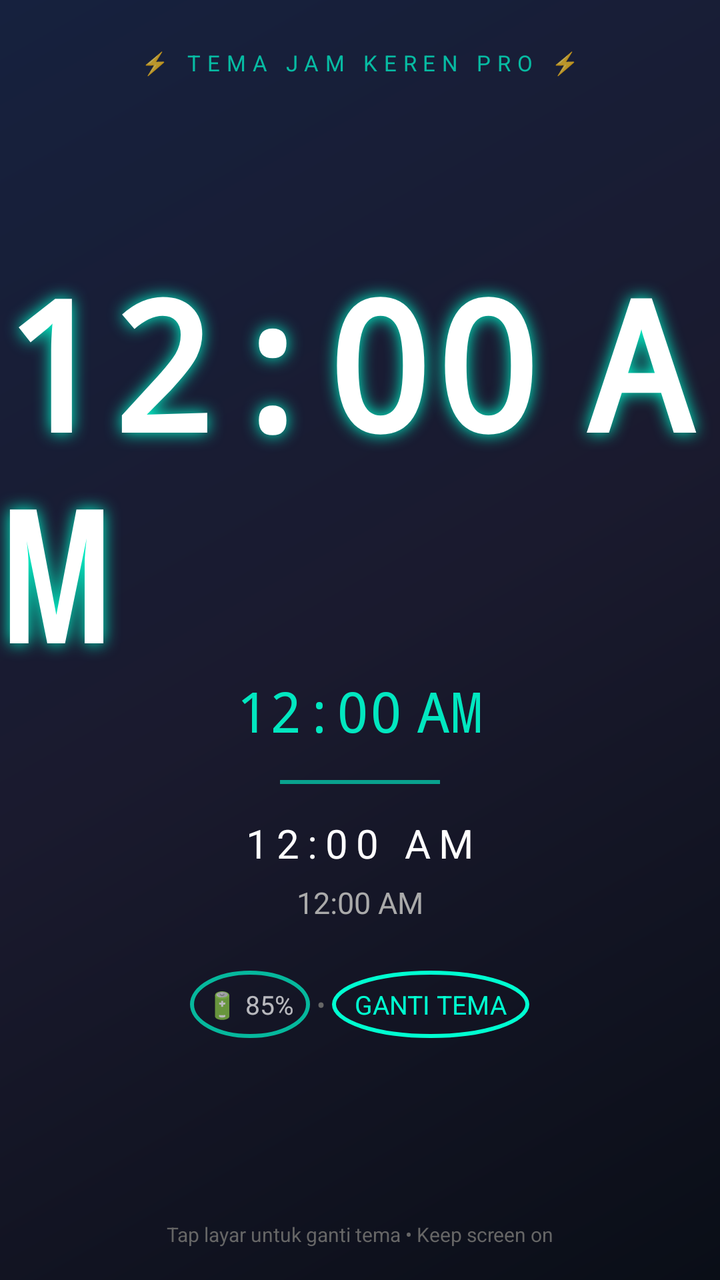
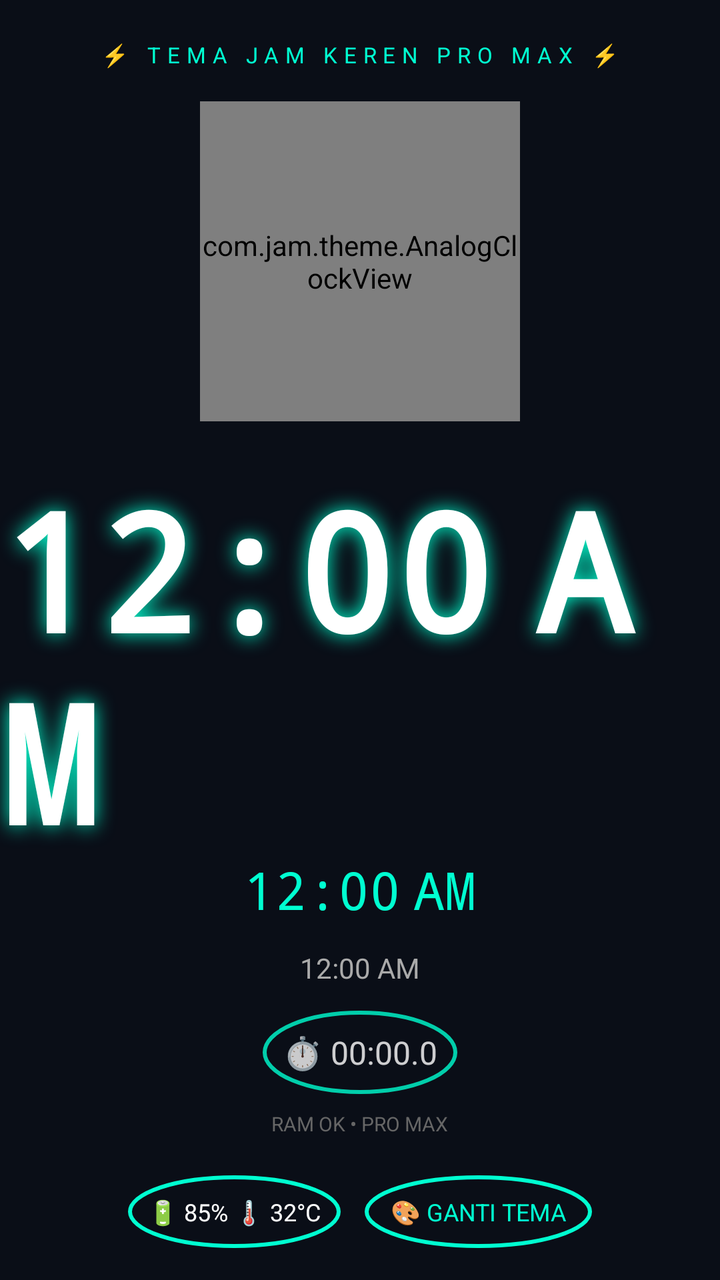

Screens rendered from an Android XML layout before and after an edit, with the pre-edit source and the edit as a unified diff.
<!-- AndroidManifest.xml: application theme Theme.AppCompat.NoActionBar -->
<!-- res/layout/activity_main.xml -->
<?xml version="1.0" encoding="utf-8"?>
<androidx.constraintlayout.widget.ConstraintLayout xmlns:android="http://schemas.android.com/apk/res/android"
    xmlns:app="http://schemas.android.com/apk/res-auto"
    android:layout_width="match_parent" android:layout_height="match_parent"
    android:background="@drawable/bg_gradient1">

    <TextView android:id="@+id/labelTop" android:layout_width="wrap_content" android:layout_height="wrap_content"
        android:text="⚡ TEMA JAM KEREN PRO ⚡" android:textColor="#00FFD1" android:textSize="11sp" android:letterSpacing="0.3"
        android:alpha="0.7" app:layout_constraintTop_toTopOf="parent" app:layout_constraintStart_toStartOf="parent"
        app:layout_constraintEnd_toEndOf="parent" android:layout_marginTop="24dp"/>

    <LinearLayout android:id="@+id/clockBox" android:layout_width="0dp" android:layout_height="wrap_content"
        android:orientation="vertical" android:gravity="center"
        app:layout_constraintTop_toTopOf="parent" app:layout_constraintBottom_toBottomOf="parent"
        app:layout_constraintStart_toStartOf="parent" app:layout_constraintEnd_toEndOf="parent">

        <TextClock android:id="@+id/clockHour" android:layout_width="wrap_content" android:layout_height="wrap_content"
            android:format24Hour="HH:mm" android:text="21:34" android:textSize="90sp" android:textColor="#FFFFFF"
            android:fontFamily="monospace" android:textStyle="bold" android:shadowColor="#00FFD1"
            android:shadowDx="0" android:shadowDy="0" android:shadowRadius="20"/>

        <TextClock android:id="@+id/clockSec" android:layout_width="wrap_content" android:layout_height="wrap_content"
            android:format24Hour=":ss" android:text=":12" android:textSize="28sp" android:textColor="#00FFD1"
            android:fontFamily="monospace" android:layout_marginTop="-10dp" android:alpha="0.9"/>

        <View android:layout_width="80dp" android:layout_height="2dp" android:background="#00FFD1"
            android:alpha="0.6" android:layout_marginTop="16dp" android:layout_marginBottom="16dp"/>

        <TextClock android:layout_width="wrap_content" android:layout_height="wrap_content"
            android:format24Hour="EEEE" android:text="SENIN" android:textSize="20sp" android:textColor="#FFFFFF"
            android:letterSpacing="0.2"/>

        <TextClock android:layout_width="wrap_content" android:layout_height="wrap_content"
            android:format24Hour="dd MMMM yyyy" android:text="12 Oktober 2026" android:textSize="15sp"
            android:textColor="#AAAAAA" android:layout_marginTop="6dp"/>

        <LinearLayout android:layout_width="wrap_content" android:layout_height="wrap_content"
            android:orientation="horizontal" android:layout_marginTop="24dp" android:gravity="center">

            <TextView android:id="@+id/battery" android:layout_width="wrap_content" android:layout_height="wrap_content"
                android:text="🔋 85%" android:textColor="#FFFFFF" android:textSize="13sp" android:alpha="0.7"
                android:padding="8dp" android:background="@drawable/circle_neon"/>

            <TextView android:layout_width="wrap_content" android:layout_height="wrap_content"
                android:text=" • " android:textColor="#666" android:textSize="13sp"/>

            <TextView android:id="@+id/btnTheme" android:layout_width="wrap_content" android:layout_height="wrap_content"
                android:text=" GANTI TEMA " android:textColor="#00FFD1" android:textSize="13sp"
                android:padding="8dp" android:background="@drawable/circle_neon"/>
        </LinearLayout>

    </LinearLayout>

    <TextView android:layout_width="wrap_content" android:layout_height="wrap_content"
        android:text="Tap layar untuk ganti tema • Keep screen on" android:textColor="#666" android:textSize="10sp"
        app:layout_constraintBottom_toBottomOf="parent" app:layout_constraintStart_toStartOf="parent"
        app:layout_constraintEnd_toEndOf="parent" android:layout_marginBottom="16dp"/>

</androidx.constraintlayout.widget.ConstraintLayout>
<!-- resources referenced by this layout -->
<resources>
  <!-- drawable bg_gradient1 (drawable) -->
  <shape xmlns:android="http://schemas.android.com/apk/res/android"><gradient android:angle="135" android:startColor="#0A0E17" android:centerColor="#1A1A2E" android:endColor="#16213E" android:type="linear"/><corners android:radius="0dp"/></shape>
  <!-- drawable circle_neon (drawable) -->
  <shape xmlns:android="http://schemas.android.com/apk/res/android" android:shape="oval"><stroke android:width="2dp" android:color="#00FFD1"/><solid android:color="#00000000"/></shape>
</resources>

<!-- the commit's change to res/layout/activity_main.xml (unified diff, before → after) -->
@@ -1,59 +1,57 @@
 <?xml version="1.0" encoding="utf-8"?>
 <androidx.constraintlayout.widget.ConstraintLayout xmlns:android="http://schemas.android.com/apk/res/android"
     xmlns:app="http://schemas.android.com/apk/res-auto"
+    android:id="@+id/root"
     android:layout_width="match_parent" android:layout_height="match_parent"
-    android:background="@drawable/bg_gradient1">
+    android:background="#0A0E17">
 
     <TextView android:id="@+id/labelTop" android:layout_width="wrap_content" android:layout_height="wrap_content"
-        android:text="⚡ TEMA JAM KEREN PRO ⚡" android:textColor="#00FFD1" android:textSize="11sp" android:letterSpacing="0.3"
-        android:alpha="0.7" app:layout_constraintTop_toTopOf="parent" app:layout_constraintStart_toStartOf="parent"
-        app:layout_constraintEnd_toEndOf="parent" android:layout_marginTop="24dp"/>
+        android:text="⚡ TEMA JAM KEREN PRO MAX ⚡" android:textColor="#00FFD1" android:textSize="11sp" android:letterSpacing="0.3"
+        app:layout_constraintTop_toTopOf="parent" app:layout_constraintStart_toStartOf="parent"
+        app:layout_constraintEnd_toEndOf="parent" android:layout_marginTop="20dp"/>
+
+    <com.jam.theme.AnalogClockView android:id="@+id/analog" android:layout_width="160dp" android:layout_height="160dp"
+        app:layout_constraintTop_toBottomOf="@id/labelTop" app:layout_constraintStart_toStartOf="parent"
+        app:layout_constraintEnd_toEndOf="parent" android:layout_marginTop="16dp"/>
 
     <LinearLayout android:id="@+id/clockBox" android:layout_width="0dp" android:layout_height="wrap_content"
         android:orientation="vertical" android:gravity="center"
-        app:layout_constraintTop_toTopOf="parent" app:layout_constraintBottom_toBottomOf="parent"
+        app:layout_constraintTop_toBottomOf="@id/analog" app:layout_constraintBottom_toTopOf="@id/bottomBar"
         app:layout_constraintStart_toStartOf="parent" app:layout_constraintEnd_toEndOf="parent">
 
         <TextClock android:id="@+id/clockHour" android:layout_width="wrap_content" android:layout_height="wrap_content"
-            android:format24Hour="HH:mm" android:text="21:34" android:textSize="90sp" android:textColor="#FFFFFF"
+            android:format24Hour="HH:mm" android:text="21:34" android:textSize="82sp" android:textColor="#FFF"
             android:fontFamily="monospace" android:textStyle="bold" android:shadowColor="#00FFD1"
-            android:shadowDx="0" android:shadowDy="0" android:shadowRadius="20"/>
-
-        <TextClock android:id="@+id/clockSec" android:layout_width="wrap_content" android:layout_height="wrap_content"
-            android:format24Hour=":ss" android:text=":12" android:textSize="28sp" android:textColor="#00FFD1"
-            android:fontFamily="monospace" android:layout_marginTop="-10dp" android:alpha="0.9"/>
-
-        <View android:layout_width="80dp" android:layout_height="2dp" android:background="#00FFD1"
-            android:alpha="0.6" android:layout_marginTop="16dp" android:layout_marginBottom="16dp"/>
+            android:shadowRadius="25" android:shadowDx="0" android:shadowDy="0"/>
 
         <TextClock android:layout_width="wrap_content" android:layout_height="wrap_content"
-            android:format24Hour="EEEE" android:text="SENIN" android:textSize="20sp" android:textColor="#FFFFFF"
-            android:letterSpacing="0.2"/>
+            android:format24Hour=":ss" android:text=":12" android:textSize="26sp" android:textColor="#00FFD1"
+            android:fontFamily="monospace" android:layout_marginTop="-8dp"/>
 
         <TextClock android:layout_width="wrap_content" android:layout_height="wrap_content"
-            android:format24Hour="dd MMMM yyyy" android:text="12 Oktober 2026" android:textSize="15sp"
-            android:textColor="#AAAAAA" android:layout_marginTop="6dp"/>
+            android:format24Hour="EEEE, dd MMMM yyyy" android:text="Senin, 12 Oktober 2026"
+            android:textSize="14sp" android:textColor="#AAA" android:layout_marginTop="12dp"/>
 
-        <LinearLayout android:layout_width="wrap_content" android:layout_height="wrap_content"
-            android:orientation="horizontal" android:layout_marginTop="24dp" android:gravity="center">
+        <TextView android:id="@+id/stopwatch" android:layout_width="wrap_content" android:layout_height="wrap_content"
+            android:text="⏱️ 00:00.0" android:textSize="16sp" android:textColor="#FFF" android:alpha="0.8"
+            android:padding="10dp" android:layout_marginTop="12dp"
+            android:background="@drawable/circle_neon"/>
 
-            <TextView android:id="@+id/battery" android:layout_width="wrap_content" android:layout_height="wrap_content"
-                android:text="🔋 85%" android:textColor="#FFFFFF" android:textSize="13sp" android:alpha="0.7"
-                android:padding="8dp" android:background="@drawable/circle_neon"/>
-
-            <TextView android:layout_width="wrap_content" android:layout_height="wrap_content"
-                android:text=" • " android:textColor="#666" android:textSize="13sp"/>
-
-            <TextView android:id="@+id/btnTheme" android:layout_width="wrap_content" android:layout_height="wrap_content"
-                android:text=" GANTI TEMA " android:textColor="#00FFD1" android:textSize="13sp"
-                android:padding="8dp" android:background="@drawable/circle_neon"/>
-        </LinearLayout>
-
+        <TextView android:id="@+id/extraInfo" android:layout_width="wrap_content" android:layout_height="wrap_content"
+            android:text="RAM OK • PRO MAX" android:textColor="#666" android:textSize="10sp" android:layout_marginTop="8dp"/>
     </LinearLayout>
 
-    <TextView android:layout_width="wrap_content" android:layout_height="wrap_content"
-        android:text="Tap layar untuk ganti tema • Keep screen on" android:textColor="#666" android:textSize="10sp"
+    <LinearLayout android:id="@+id/bottomBar" android:layout_width="0dp" android:layout_height="wrap_content"
+        android:orientation="horizontal" android:gravity="center" android:layout_marginBottom="16dp"
         app:layout_constraintBottom_toBottomOf="parent" app:layout_constraintStart_toStartOf="parent"
-        app:layout_constraintEnd_toEndOf="parent" android:layout_marginBottom="16dp"/>
+        app:layout_constraintEnd_toEndOf="parent">
 
+        <TextView android:id="@+id/battery" android:layout_width="wrap_content" android:layout_height="wrap_content"
+            android:text="🔋 85% 🌡️ 32°C" android:textColor="#FFF" android:textSize="12sp"
+            android:padding="10dp" android:background="@drawable/circle_neon" android:layout_marginEnd="12dp"/>
+
+        <TextView android:id="@+id/btnTheme" android:layout_width="wrap_content" android:layout_height="wrap_content"
+            android:text=" 🎨 GANTI TEMA " android:textColor="#00FFD1" android:textSize="12sp" android:padding="10dp"
+            android:background="@drawable/circle_neon"/>
+    </LinearLayout>
 </androidx.constraintlayout.widget.ConstraintLayout>
<!-- resource entries referenced after the edit -->
@@ -1,7 +1,5 @@
 <!-- resources referenced by this layout -->
 <resources>
-  <!-- drawable bg_gradient1 (drawable) -->
-  <shape xmlns:android="http://schemas.android.com/apk/res/android"><gradient android:angle="135" android:startColor="#0A0E17" android:centerColor="#1A1A2E" android:endColor="#16213E" android:type="linear"/><corners android:radius="0dp"/></shape>
   <!-- drawable circle_neon (drawable) -->
   <shape xmlns:android="http://schemas.android.com/apk/res/android" android:shape="oval"><stroke android:width="2dp" android:color="#00FFD1"/><solid android:color="#00000000"/></shape>
 </resources>
